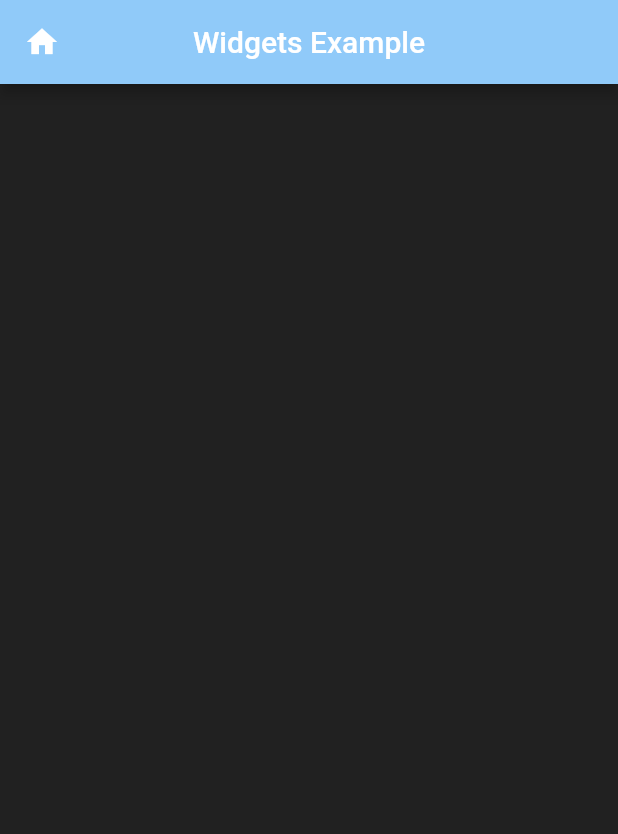
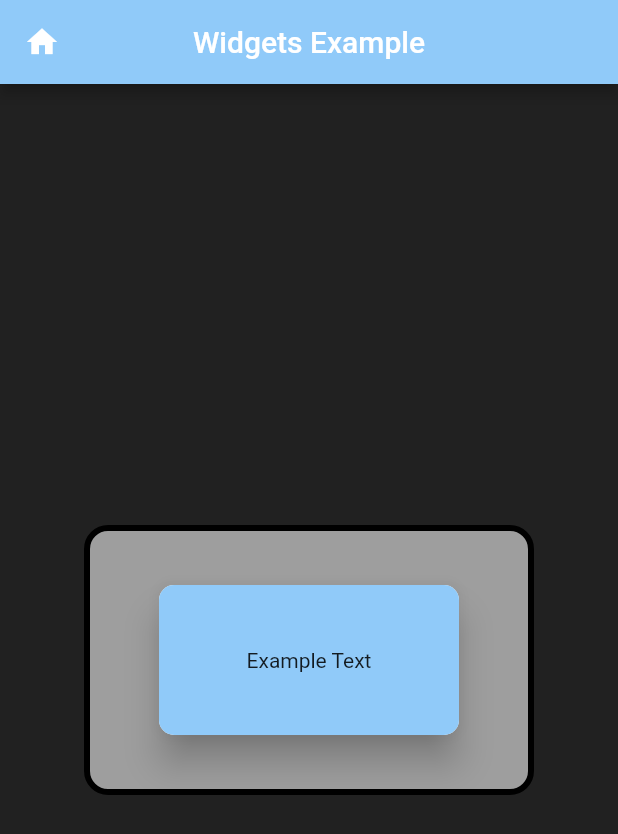
Before and after one commit to Pat992/dart-flutter-2022-clean, a Flutter app: the screen it shows after launch, on a phone screen of 412 x 824 dp. Shown: the top 834 px of the screen. Run offline on Flutter 3.47's test engine with Material 2 defaults, Android fonts, the phone set to English and light mode, and no system bars.

Commit message:
container and text done

```diff
--- /dev/null
+++ b/flutter_grundlagen/lib/presentation/widgets_examples/widgets/container_text_example.dart
@@ -0,0 +1,38 @@
+import 'package:flutter/material.dart';
+
+class ContainerTextExample extends StatelessWidget {
+  const ContainerTextExample({Key? key}) : super(key: key);
+
+  @override
+  Widget build(BuildContext context) {
+    return Center(
+      child: Container(
+        decoration: BoxDecoration(
+          color: Colors.grey,
+          border: Border.all(color: Colors.black, width: 4),
+          borderRadius: BorderRadius.circular(16),
+        ),
+        height: 180,
+        width: 300,
+        alignment: Alignment.center,
+        child: Material(
+          borderRadius: BorderRadius.circular(10),
+          elevation: 10,
+          child: Container(
+            decoration: BoxDecoration(
+              color: Colors.blue[200],
+              borderRadius: BorderRadius.circular(10),
+            ),
+            height: 100,
+            width: 200,
+            alignment: Alignment.center,
+            child: const Text(
+              'Example Text',
+              style: TextStyle(),
+            ),
+          ),
+        ),
+      ),
+    );
+  }
+}
--- a/flutter_grundlagen/lib/presentation/widgets_examples/widgets_examples_page.dart
+++ b/flutter_grundlagen/lib/presentation/widgets_examples/widgets_examples_page.dart
@@ -1,4 +1,5 @@
 import 'package:flutter/material.dart';
+import 'package:flutter_grundlagen/presentation/widgets_examples/widgets/container_text_example.dart';
 
 class WidgetsExamplesPage extends StatelessWidget {
   const WidgetsExamplesPage({Key? key}) : super(key: key);
@@ -13,7 +14,7 @@ class WidgetsExamplesPage extends StatelessWidget {
         leading: const Icon(Icons.home),
         title: const Text('Widgets Example'),
       ),
-      body: const Center(),
+      body: const ContainerTextExample(),
     );
   }
 }
```
